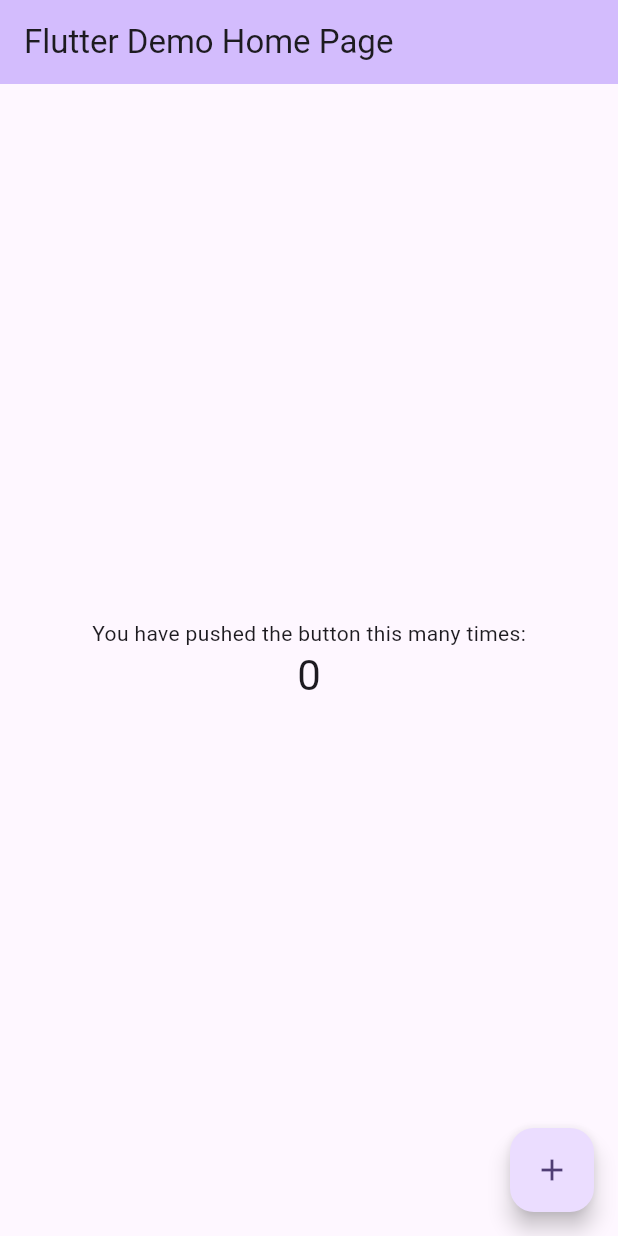
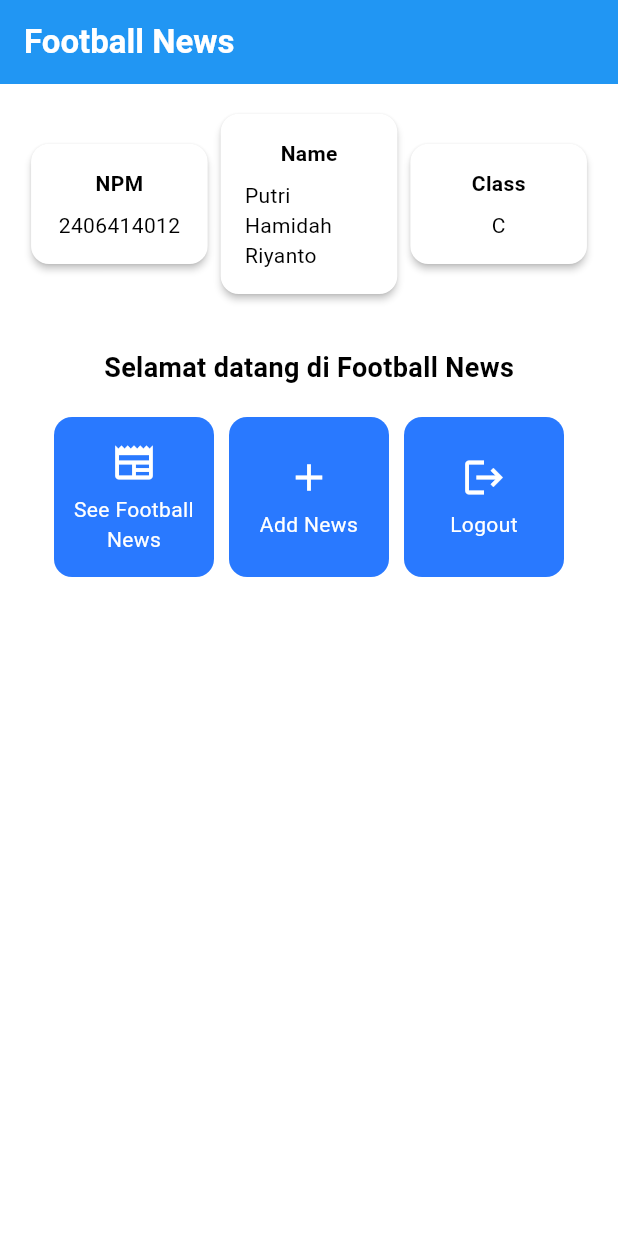
Before and after one commit to puut12/football-news-mobile, a Flutter app: the screen it shows after launch, on a phone screen of 412 x 824 dp. Run offline on Flutter 3.47's test engine with Material 3 defaults, Android fonts, the phone set to English and light mode, and no system bars.

Commit message:
tutorial 6 selesai

```diff
--- a/lib/main.dart
+++ b/lib/main.dart
@@ -1,4 +1,5 @@
 import 'package:flutter/material.dart';
+import 'package:football_news/menu.dart';
 
 void main() {
   runApp(const MyApp());
@@ -13,110 +14,9 @@ class MyApp extends StatelessWidget {
     return MaterialApp(
       title: 'Flutter Demo',
       theme: ThemeData(
-        // This is the theme of your application.
-        //
-        // TRY THIS: Try running your application with "flutter run". You'll see
-        // the application has a purple toolbar. Then, without quitting the app,
-        // try changing the seedColor in the colorScheme below to Colors.green
-        // and then invoke "hot reload" (save your changes or press the "hot
-        // reload" button in a Flutter-supported IDE, or press "r" if you used
-        // the command line to start the app).
-        //
-        // Notice that the counter didn't reset back to zero; the application
-        // state is not lost during the reload. To reset the state, use hot
-        // restart instead.
-        //
-        // This works for code too, not just values: Most code changes can be
-        // tested with just a hot reload.
-        colorScheme: ColorScheme.fromSeed(seedColor: Colors.deepPurple),
+        colorScheme: ColorScheme.fromSwatch(primarySwatch: Colors.blue).copyWith(secondary: Colors.blueAccent[400]),
       ),
-      home: const MyHomePage(title: 'Flutter Demo Home Page'),
+      home: MyHomePage(),
     );
   }
 }
-
-class MyHomePage extends StatefulWidget {
-  const MyHomePage({super.key, required this.title});
-
-  // This widget is the home page of your application. It is stateful, meaning
-  // that it has a State object (defined below) that contains fields that affect
-  // how it looks.
-
-  // This class is the configuration for the state. It holds the values (in this
-  // case the title) provided by the parent (in this case the App widget) and
-  // used by the build method of the State. Fields in a Widget subclass are
-  // always marked "final".
-
-  final String title;
-
-  @override
-  State<MyHomePage> createState() => _MyHomePageState();
-}
-
-class _MyHomePageState extends State<MyHomePage> {
-  int _counter = 0;
-
-  void _incrementCounter() {
-    setState(() {
-      // This call to setState tells the Flutter framework that something has
-      // changed in this State, which causes it to rerun the build method below
-      // so that the display can reflect the updated values. If we changed
-      // _counter without calling setState(), then the build method would not be
-      // called again, and so nothing would appear to happen.
-      _counter++;
-    });
-  }
-
-  @override
-  Widget build(BuildContext context) {
-    // This method is rerun every time setState is called, for instance as done
-    // by the _incrementCounter method above.
-    //
-    // The Flutter framework has been optimized to make rerunning build methods
-    // fast, so that you can just rebuild anything that needs updating rather
-    // than having to individually change instances of widgets.
-    return Scaffold(
-      appBar: AppBar(
-        // TRY THIS: Try changing the color here to a specific color (to
-        // Colors.amber, perhaps?) and trigger a hot reload to see the AppBar
-        // change color while the other colors stay the same.
-        backgroundColor: Theme.of(context).colorScheme.inversePrimary,
-        // Here we take the value from the MyHomePage object that was created by
-        // the App.build method, and use it to set our appbar title.
-        title: Text(widget.title),
-      ),
-      body: Center(
-        // Center is a layout widget. It takes a single child and positions it
-        // in the middle of the parent.
-        child: Column(
-          // Column is also a layout widget. It takes a list of children and
-          // arranges them vertically. By default, it sizes itself to fit its
-          // children horizontally, and tries to be as tall as its parent.
-          //
-          // Column has various properties to control how it sizes itself and
-          // how it positions its children. Here we use mainAxisAlignment to
-          // center the children vertically; the main axis here is the vertical
-          // axis because Columns are vertical (the cross axis would be
-          // horizontal).
-          //
-          // TRY THIS: Invoke "debug painting" (choose the "Toggle Debug Paint"
-          // action in the IDE, or press "p" in the console), to see the
-          // wireframe for each widget.
-          mainAxisAlignment: MainAxisAlignment.center,
-          children: <Widget>[
-            const Text('You have pushed the button this many times:'),
-            Text(
-              '$_counter',
-              style: Theme.of(context).textTheme.headlineMedium,
-            ),
-          ],
-        ),
-      ),
-      floatingActionButton: FloatingActionButton(
-        onPressed: _incrementCounter,
-        tooltip: 'Increment',
-        child: const Icon(Icons.add),
-      ), // This trailing comma makes auto-formatting nicer for build methods.
-    );
-  }
-}
--- /dev/null
+++ b/lib/menu.dart
@@ -0,0 +1,188 @@
+import 'package:flutter/material.dart';
+
+class MyHomePage extends StatelessWidget  {
+  MyHomePage({super.key});
+
+  final String nama = "Putri Hamidah Riyanto";
+  final String npm = "2406414012";
+  final String kelas = "C";
+
+  final List<ItemHomepage> items = [
+    ItemHomepage("See Football News", Icons.newspaper),
+    ItemHomepage("Add News", Icons.add),
+    ItemHomepage("Logout", Icons.logout),
+  ];
+
+  @override
+  Widget build(BuildContext context) {
+    // Scaffold menyediakan struktur dasar halaman dengan AppBar dan body.
+    return Scaffold(
+      // AppBar adalah bagian atas halaman yang menampilkan judul.
+      appBar: AppBar(
+        // Judul aplikasi "Football News" dengan teks putih dan tebal.
+        title: const Text(
+          'Football News',
+          style: TextStyle(
+            color: Colors.white,
+            fontWeight: FontWeight.bold,
+          ),
+        ),
+        // Warna latar belakang AppBar diambil dari skema warna tema aplikasi.
+        backgroundColor: Theme.of(context).colorScheme.primary,
+      ),
+      // Body halaman dengan padding di sekelilingnya.
+      body: Padding(
+        padding: const EdgeInsets.all(16.0),
+        // Menyusun widget secara vertikal dalam sebuah kolom.
+        child: Column(
+          crossAxisAlignment: CrossAxisAlignment.center,
+          children: [
+            // Row untuk menampilkan 3 InfoCard secara horizontal.
+            Row(
+              mainAxisAlignment: MainAxisAlignment.spaceEvenly,
+              children: [
+                InfoCard(title: 'NPM', content: npm),
+                InfoCard(title: 'Name', content: nama),
+                InfoCard(title: 'Class', content: kelas),
+              ],
+            ),
+
+            // Memberikan jarak vertikal 16 unit.
+            const SizedBox(height: 16.0),
+
+            // Menempatkan widget berikutnya di tengah halaman.
+            Center(
+              child: Column(
+                // Menyusun teks dan grid item secara vertikal.
+
+                children: [
+                  // Menampilkan teks sambutan dengan gaya tebal dan ukuran 18.
+                  const Padding(
+                    padding: EdgeInsets.only(top: 16.0),
+                    child: Text(
+                      'Selamat datang di Football News',
+                      style: TextStyle(
+                        fontWeight: FontWeight.bold,
+                        fontSize: 18.0,
+                      ),
+                    ),
+                  ),
+
+                  // Grid untuk menampilkan ItemCard dalam bentuk grid 3 kolom.
+                  GridView.count(
+                    primary: true,
+                    padding: const EdgeInsets.all(20),
+                    crossAxisSpacing: 10,
+                    mainAxisSpacing: 10,
+                    crossAxisCount: 3,
+                    // Agar grid menyesuaikan tinggi kontennya.
+                    shrinkWrap: true,
+
+                    // Menampilkan ItemCard untuk setiap item dalam list items.
+                    children: items.map((ItemHomepage item) {
+                      return ItemCard(item);
+                    }).toList(),
+                  ),
+                ],
+              ),
+            ),
+          ],
+        ),
+      ),
+    );
+  }
+}
+
+class InfoCard extends StatelessWidget {
+  // Kartu informasi yang menampilkan title dan content.
+
+  final String title;  // Judul kartu.
+  final String content;  // Isi kartu.
+
+  const InfoCard({super.key, required this.title, required this.content});
+
+  @override
+  Widget build(BuildContext context) {
+    return Card(
+      // Membuat kotak kartu dengan bayangan dibawahnya.
+      elevation: 2.0,
+      child: Container(
+        // Mengatur ukuran dan jarak di dalam kartu.
+        width: MediaQuery.of(context).size.width / 3.5, // menyesuaikan dengan lebar device yang digunakan.
+        padding: const EdgeInsets.all(16.0),
+        // Menyusun title dan content secara vertikal.
+        child: Column(
+          children: [
+            Text(
+              title,
+              style: const TextStyle(fontWeight: FontWeight.bold),
+            ),
+            const SizedBox(height: 8.0),
+            Text(content),
+          ],
+        ),
+      ),
+    );
+  }
+}
+
+class ItemHomepage {
+ final String name;
+ final IconData icon;
+
+ ItemHomepage(this.name, this.icon);
+}
+
+class ItemCard extends StatelessWidget {
+  // Menampilkan kartu dengan ikon dan nama.
+
+  final ItemHomepage item;
+
+  const ItemCard(this.item, {super.key});
+
+  @override
+  Widget build(BuildContext context) {
+    return Material(
+      // Menentukan warna latar belakang dari tema aplikasi.
+      color: Theme.of(context).colorScheme.secondary,
+      // Membuat sudut kartu melengkung.
+      borderRadius: BorderRadius.circular(12),
+
+      child: InkWell(
+        // Aksi ketika kartu ditekan.
+        onTap: () {
+          // Menampilkan pesan SnackBar saat kartu ditekan.
+          ScaffoldMessenger.of(context)
+            ..hideCurrentSnackBar()
+            ..showSnackBar(
+              SnackBar(content: Text("Kamu telah menekan tombol ${item.name}!"))
+            );
+        },
+        // Container untuk menyimpan Icon dan Text
+        child: Container(
+          padding: const EdgeInsets.all(8),
+          child: Center(
+            child: Column(
+              // Menyusun ikon dan teks di tengah kartu.
+              mainAxisAlignment: MainAxisAlignment.center,
+              children: [
+                Icon(
+                  item.icon,
+                  color: Colors.white,
+                  size: 30.0,
+                ),
+                const Padding(padding: EdgeInsets.all(3)),
+                Text(
+                  item.name,
+                  textAlign: TextAlign.center,
+                  style: const TextStyle(color: Colors.white),
+                ),
+              ],
+            ),
+          ),
+        ),
+      ),
+    );
+  }
+
+}
```
